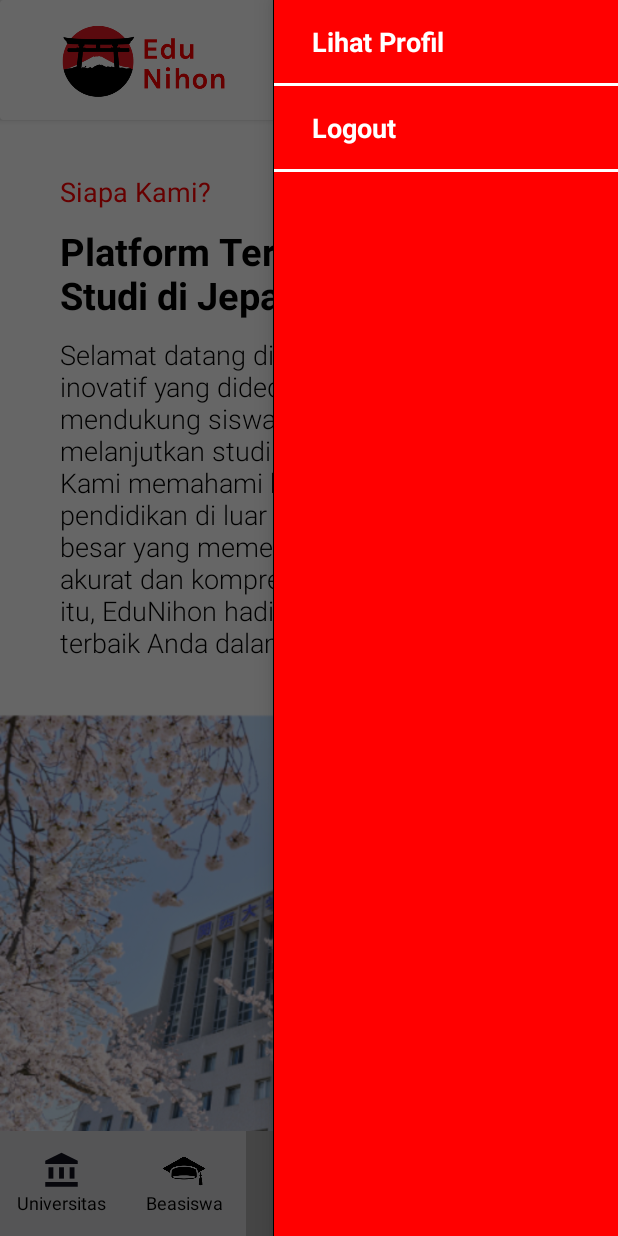
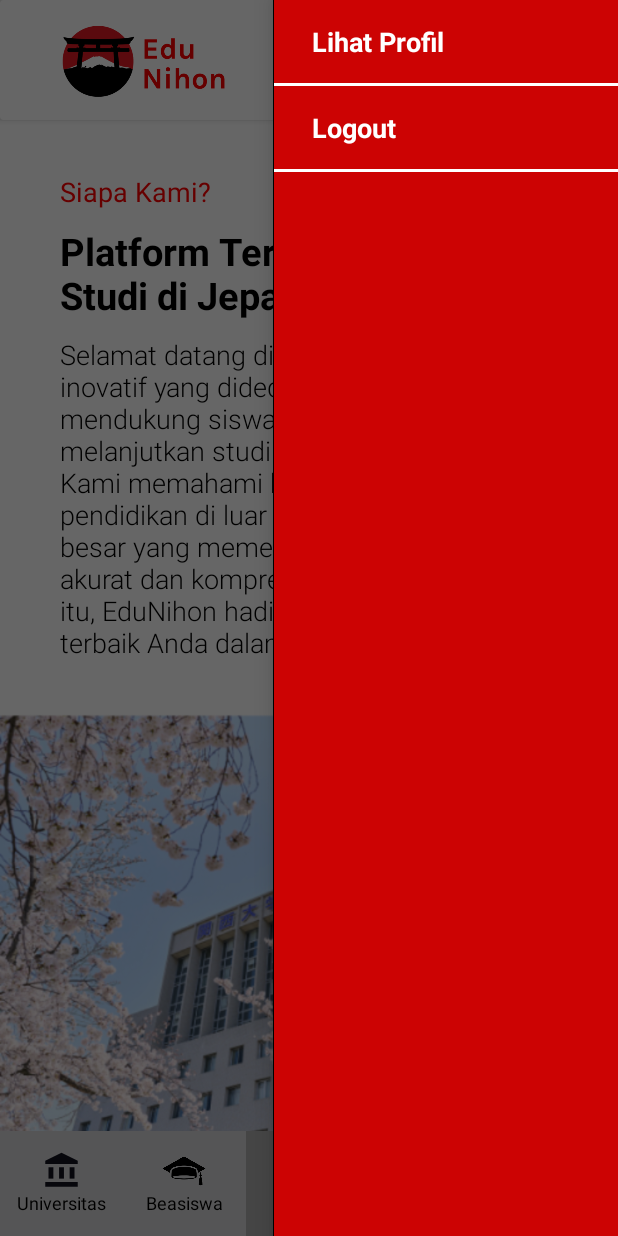
Before and after one commit to RasyadBima15/EduNihon, an Android app: the MainActivity screen opened directly, with no data from a screen before it, with the side drawer open, on a phone screen of 412 x 824 dp. Run offline under Robolectric (Android 15) with nearby library versions, the phone set to English and light mode, and no system bars.

Commit message:
change background UI in nav drawer

```diff
--- a/app/src/main/res/layout/nav_drawer.xml
+++ b/app/src/main/res/layout/nav_drawer.xml
@@ -3,7 +3,7 @@
     android:orientation="vertical"
     android:layout_width="match_parent"
     android:layout_height="match_parent"
-    android:background="#FF0000"
+    android:background="#CC0303"
     android:gravity="top">
     <TextView
         android:id="@+id/profile"
```
